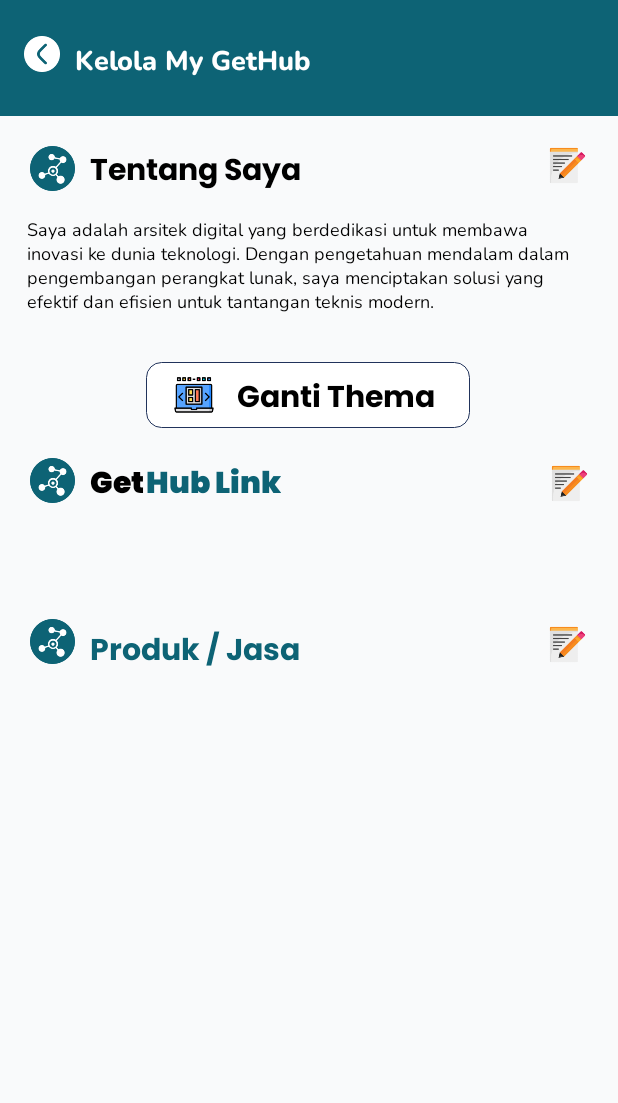
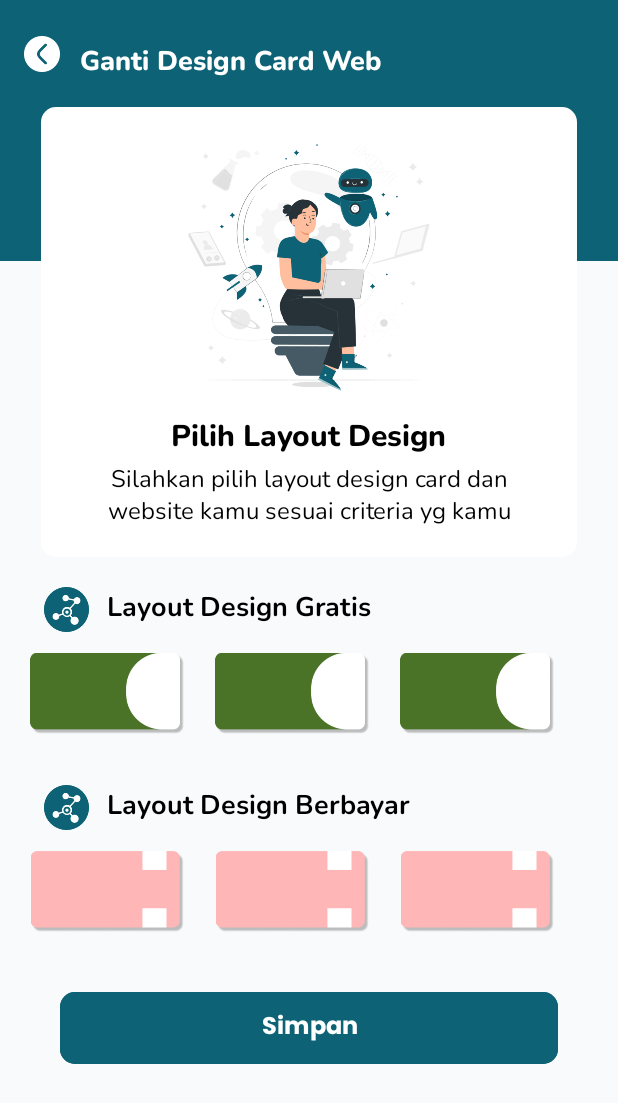
Before and after one commit to GetHubBangkit/gethub-app, an Android app: the HomeKelolaMyGetHubActivity screen opened directly, with no data from a screen before it, after a tap on "Ganti Thema", on a phone screen of 412 x 824 dp. Shown: the top 1103 px of the screen. Run offline under Robolectric (Android 15) with nearby library versions, the phone set to English and light mode, and no system bars; libraries missing offline, so code that uses them is left out: com.chuckerteam.chucker; 10 statements that could not run were skipped.

Commit message:
feat: HomeKelolaMyGetHubGantiDesignActivity done

```diff
--- a/app/src/main/AndroidManifest.xml
+++ b/app/src/main/AndroidManifest.xml
@@ -27,6 +27,9 @@
         android:supportsRtl="true"
         android:theme="@style/Theme.GetHub"
         tools:targetApi="31">
+        <activity
+            android:name=".ui.home.mygethub.HomeKelolaMyGetHubGantiDesignActivity"
+            android:exported="false" />
         <activity
             android:name=".ui.home.mygethub.HomeKelolaMyGetHubActivity"
             android:exported="false" />
--- /dev/null
+++ b/app/src/main/java/com/entre/gethub/ui/adapter/LayoutDesignAdapter.kt
@@ -0,0 +1,36 @@
+package com.entre.gethub.ui.adapter
+
+import android.view.LayoutInflater
+import android.view.ViewGroup
+import androidx.recyclerview.widget.RecyclerView
+import com.entre.gethub.databinding.ItemHomeKelolamygethubTemalayoutdesignBinding
+import com.entre.gethub.ui.models.LayoutDesign
+
+class LayoutDesignAdapter (
+    private val layoutdesignList: ArrayList<LayoutDesign>,
+    private val listener: (LayoutDesign, Int) -> Unit
+) :
+    RecyclerView.Adapter<LayoutDesignAdapter.ViewHolder>() {
+
+    override fun onCreateViewHolder(parent: ViewGroup, viewType: Int): ViewHolder {
+        val v = ItemHomeKelolamygethubTemalayoutdesignBinding.inflate(LayoutInflater.from(parent.context), parent, false)
+        return ViewHolder(v)
+    }
+
+    override fun onBindViewHolder(holder: ViewHolder, position: Int) {
+        holder.bindItem(layoutdesignList[position])
+        holder.itemView.setOnClickListener { listener(layoutdesignList[position], position) }
+    }
+
+    override fun getItemCount(): Int {
+        return layoutdesignList.size
+    }
+
+    class ViewHolder(var ItemLayoutDesignBinding: ItemHomeKelolamygethubTemalayoutdesignBinding) :
+        RecyclerView.ViewHolder(ItemLayoutDesignBinding.root) {
+        fun bindItem(layoutdesign: LayoutDesign) {
+            ItemLayoutDesignBinding.image.setImageResource(layoutdesign.image)
+
+        }
+    }
+}
--- a/app/src/main/java/com/entre/gethub/ui/home/mygethub/HomeKelolaMyGetHubActivity.kt
+++ b/app/src/main/java/com/entre/gethub/ui/home/mygethub/HomeKelolaMyGetHubActivity.kt
@@ -15,6 +15,7 @@ import com.entre.gethub.data.Result
 import com.entre.gethub.data.remote.response.products.Product
 import com.entre.gethub.databinding.ActivityHomeKelolaMyGetHubBinding
 import com.entre.gethub.ui.adapter.HomeGethubLinkAdapter
+import com.entre.gethub.ui.adapter.HomeProdukJasaAdapter
 import com.entre.gethub.ui.models.GetHubLink
 import com.entre.gethub.utils.ViewModelFactory
 
@@ -40,7 +41,7 @@ class HomeKelolaMyGetHubActivity : AppCompatActivity() {
         }
 
         binding.gantithema.setOnClickListener {
-            startActivity(Intent(this, HomeKelolaMyGethubGantiDesignActivity::class.java))
+            startActivity(Intent(this, HomeKelolaMyGetHubGantiDesignActivity::class.java))
         }
 
         binding.editgethublink.setOnClickListener {
@@ -110,7 +111,7 @@ class HomeKelolaMyGetHubActivity : AppCompatActivity() {
     private fun setupRecyclerViewHomeProdukJasa(listProdukJasa: List<Product>) {
         val adapter = HomeProdukJasaAdapter(listProdukJasa) { produkjasa, position ->
             val intent = Intent(
-                this@HomeKelolaMyGethubActivity,
+                this@HomeKelolaMyGetHubActivity,
                 HomeKelolaMyGetHubEditProdukActivity::class.java
             )
             intent.putExtra(HomeKelolaMyGetHubEditProdukActivity.EXTRA_PRODUCT_ID, produkjasa.id)
--- /dev/null
+++ b/app/src/main/java/com/entre/gethub/ui/home/mygethub/HomeKelolaMyGetHubGantiDesignActivity.kt
@@ -0,0 +1,74 @@
+package com.entre.gethub.ui.home.mygethub
+
+import android.os.Bundle
+import android.widget.Toast
+import androidx.appcompat.app.AppCompatActivity
+import androidx.recyclerview.widget.LinearLayoutManager
+import com.entre.gethub.R
+import com.entre.gethub.databinding.ActivityHomeKelolaMyGetHubGantiDesignBinding
+import com.entre.gethub.ui.adapter.LayoutDesignAdapter
+import com.entre.gethub.ui.models.LayoutDesign
+
+class HomeKelolaMyGetHubGantiDesignActivity : AppCompatActivity() {
+    private val binding by lazy { ActivityHomeKelolaMyGetHubGantiDesignBinding.inflate(layoutInflater) }
+
+    override fun onCreate(savedInstanceState: Bundle?) {
+        super.onCreate(savedInstanceState)
+        setContentView(binding.root)
+
+        setupRecyclerViewHomeLayoutDesignGratis()
+        setupRecyclerViewHomeLayoutDesignBayar()
+
+        binding.iconBack.setOnClickListener {
+            finish()
+        }
+        binding.btnSimpan.setOnClickListener {
+            finish()
+        }
+
+    }
+
+
+    private fun setupRecyclerViewHomeLayoutDesignGratis() {
+        binding.recyclerViewHomeDesignGratis.apply {
+            layoutManager = LinearLayoutManager(context, LinearLayoutManager.HORIZONTAL, false)
+            adapter =
+                LayoutDesignAdapter(createLayoutDesignGratisList()) { layoutdesign, position ->
+                    Toast.makeText(
+                        this@HomeKelolaMyGetHubGantiDesignActivity,
+                        "Clicked on actor: ${layoutdesign.image}",
+                        Toast.LENGTH_SHORT
+                    ).show()
+                }
+        }
+    }
+
+    private fun createLayoutDesignGratisList(): ArrayList<LayoutDesign> {
+        return arrayListOf(
+            LayoutDesign(R.drawable.kelola_tema_designgratis),
+            LayoutDesign(R.drawable.kelola_tema_designgratis),
+            LayoutDesign(R.drawable.kelola_tema_designgratis)
+        )
+    }
+
+    private fun setupRecyclerViewHomeLayoutDesignBayar() {
+        binding.recyclerViewHomeDesignBayar.apply {
+            layoutManager = LinearLayoutManager(context, LinearLayoutManager.HORIZONTAL, false)
+            adapter = LayoutDesignAdapter(createLayoutDesignBayarList()) { layoutdesign, position ->
+                Toast.makeText(
+                    this@HomeKelolaMyGetHubGantiDesignActivity,
+                    "Clicked on actor: ${layoutdesign.image}",
+                    Toast.LENGTH_SHORT
+                ).show()
+            }
+        }
+    }
+
+    private fun createLayoutDesignBayarList(): ArrayList<LayoutDesign> {
+        return arrayListOf(
+            LayoutDesign(R.drawable.kelola_tema_designbayar),
+            LayoutDesign(R.drawable.kelola_tema_designbayar),
+            LayoutDesign(R.drawable.kelola_tema_designbayar)
+        )
+    }
+}
--- /dev/null
+++ b/app/src/main/java/com/entre/gethub/ui/models/LayoutDesign.kt
@@ -0,0 +1,3 @@
+package com.entre.gethub.ui.models
+
+class LayoutDesign(var image: Int)
--- /dev/null
+++ b/app/src/main/res/layout/activity_home_kelola_my_get_hub_ganti_design.xml
@@ -0,0 +1,188 @@
+<?xml version="1.0" encoding="utf-8"?>
+<androidx.constraintlayout.widget.ConstraintLayout xmlns:android="http://schemas.android.com/apk/res/android"
+    xmlns:app="http://schemas.android.com/apk/res-auto"
+    xmlns:tools="http://schemas.android.com/tools"
+    android:layout_width="match_parent"
+    android:layout_height="match_parent"
+    android:background="@color/background"
+    android:fillViewport="true">
+
+    <ImageView
+        android:id="@+id/frame"
+        android:layout_width="match_parent"
+        android:layout_height="174dp"
+        android:src="@drawable/rectangle"
+        app:layout_constraintEnd_toEndOf="parent"
+        app:layout_constraintHorizontal_bias="0.0"
+        app:layout_constraintStart_toStartOf="parent"
+        app:layout_constraintTop_toTopOf="parent" />
+
+    <TextView
+        android:id="@+id/textgethub"
+        android:layout_width="wrap_content"
+        android:layout_height="wrap_content"
+        android:layout_marginLeft="5dp"
+        android:fontFamily="@font/poppins_bold"
+        android:text="Ganti Design Card Web"
+        android:textColor="@android:color/white"
+        android:textSize="18sp"
+        app:fontFamily="@font/nunito_extrabold"
+        app:layout_constraintBottom_toBottomOf="parent"
+        app:layout_constraintEnd_toEndOf="parent"
+        app:layout_constraintHorizontal_bias="0.048"
+        app:layout_constraintStart_toEndOf="@+id/icon_back"
+        app:layout_constraintTop_toTopOf="@+id/frame"
+        app:layout_constraintVertical_bias="0.034" />
+
+    <ImageView
+        android:id="@+id/icon_back"
+        android:layout_width="24dp"
+        android:layout_height="24dp"
+        android:layout_marginTop="24dp"
+        android:src="@drawable/icon_back"
+        app:layout_constraintEnd_toEndOf="parent"
+        app:layout_constraintHorizontal_bias="0.041"
+        app:layout_constraintStart_toStartOf="parent"
+        app:layout_constraintTop_toTopOf="parent" />
+
+    <ImageView
+        android:id="@+id/framepetunjuk"
+        android:layout_width="357dp"
+        android:layout_height="300dp"
+        android:layout_marginTop="18dp"
+        android:src="@drawable/rectanglewhite2"
+        app:layout_constraintEnd_toEndOf="parent"
+        app:layout_constraintStart_toStartOf="parent"
+        app:layout_constraintTop_toBottomOf="@+id/textgethub" />
+
+    <ImageView
+        android:id="@+id/picpetunjuk"
+        android:layout_width="180dp"
+        android:layout_height="180dp"
+        android:layout_marginTop="15dp"
+        android:src="@drawable/kelola_tema_petunjuk"
+
+        app:layout_constraintBottom_toBottomOf="@+id/framepetunjuk"
+        app:layout_constraintEnd_toEndOf="@+id/framepetunjuk"
+        app:layout_constraintHorizontal_bias="0.497"
+        app:layout_constraintStart_toStartOf="@+id/framepetunjuk"
+        app:layout_constraintTop_toTopOf="@+id/framepetunjuk"
+        app:layout_constraintVertical_bias="0.0" />
+
+    <TextView
+        android:id="@+id/texttitlepetunjuk"
+        android:layout_width="wrap_content"
+        android:layout_height="wrap_content"
+        android:fontFamily="@font/poppins_bold"
+        android:text="Pilih Layout Design"
+        android:textColor="@color/black"
+        android:textSize="20sp"
+        app:fontFamily="@font/nunito_extrabold"
+        app:layout_constraintBottom_toBottomOf="@+id/framepetunjuk"
+        app:layout_constraintEnd_toEndOf="@+id/framepetunjuk"
+        app:layout_constraintStart_toStartOf="@+id/framepetunjuk"
+        app:layout_constraintTop_toBottomOf="@+id/picpetunjuk"
+        app:layout_constraintVertical_bias="0.123" />
+
+    <TextView
+        android:id="@+id/texdescpetunjuk"
+        style="@style/Nunito"
+        android:layout_width="325dp"
+        android:layout_height="44dp"
+        android:gravity="center"
+        android:text="Silahkan pilih layout design card dan website
+kamu sesuai criteria yg kamu inginkan"
+        android:textColor="@color/black"
+        android:textSize="16sp"
+        app:layout_constraintBottom_toBottomOf="@+id/framepetunjuk"
+        app:layout_constraintEnd_toEndOf="@+id/framepetunjuk"
+        app:layout_constraintStart_toStartOf="@+id/framepetunjuk"
+        app:layout_constraintTop_toBottomOf="@+id/texttitlepetunjuk"
+        app:layout_constraintVertical_bias="0.123" />
+
+    <ImageView
+        android:id="@+id/icon_layoutddesigngratis"
+        android:layout_width="30dp"
+        android:layout_height="30dp"
+        android:layout_marginTop="20dp"
+        android:src="@drawable/icon_kelola"
+        app:layout_constraintEnd_toEndOf="parent"
+        app:layout_constraintHorizontal_bias="0.076"
+        app:layout_constraintStart_toStartOf="parent"
+        app:layout_constraintTop_toBottomOf="@+id/framepetunjuk" />
+
+    <TextView
+        android:id="@+id/LayoutDesignGratis"
+        android:layout_width="wrap_content"
+        android:layout_height="wrap_content"
+        android:layout_marginStart="12dp"
+        android:layout_marginTop="20dp"
+        android:fontFamily="@font/nunito_bold"
+        android:text="Layout Design Gratis"
+        android:textColor="@color/black"
+
+
+        android:textSize="18sp"
+        app:fontFamily="@font/nunito_bold"
+        app:layout_constraintStart_toEndOf="@+id/icon_layoutddesigngratis"
+        app:layout_constraintTop_toBottomOf="@+id/framepetunjuk" />
+
+    <androidx.recyclerview.widget.RecyclerView
+        android:id="@+id/recyclerViewHomeDesignGratis"
+        android:layout_width="match_parent"
+        android:layout_height="78dp"
+
+        android:layout_marginTop="18dp"
+        android:orientation="horizontal"
+        app:layout_constraintTop_toBottomOf="@+id/LayoutDesignGratis"
+        tools:layout_editor_absoluteX="0dp" />
+
+    <ImageView
+        android:id="@+id/icon_layoutddesignbayar"
+        android:layout_width="30dp"
+        android:layout_height="30dp"
+        android:layout_marginTop="10dp"
+        android:src="@drawable/icon_kelola"
+        app:layout_constraintEnd_toEndOf="parent"
+        app:layout_constraintHorizontal_bias="0.076"
+        app:layout_constraintStart_toStartOf="parent"
+        app:layout_constraintTop_toBottomOf="@+id/recyclerViewHomeDesignGratis" />
+
+    <TextView
+        android:id="@+id/LayoutDesignBayar"
+        android:layout_width="wrap_content"
+        android:layout_height="wrap_content"
+        android:layout_marginStart="12dp"
+        android:layout_marginTop="10dp"
+        android:fontFamily="@font/nunito_bold"
+        android:text="Layout Design Berbayar"
+
+
+        android:textColor="@color/black"
+        android:textSize="18sp"
+        app:fontFamily="@font/nunito_bold"
+        app:layout_constraintStart_toEndOf="@+id/icon_layoutddesignbayar"
+        app:layout_constraintTop_toBottomOf="@+id/recyclerViewHomeDesignGratis" />
+
+    <androidx.recyclerview.widget.RecyclerView
+        android:id="@+id/recyclerViewHomeDesignBayar"
+        android:layout_width="match_parent"
+        android:layout_height="78dp"
+
+        android:layout_marginTop="18dp"
+        android:orientation="horizontal"
+        app:layout_constraintTop_toBottomOf="@+id/LayoutDesignBayar"
+        tools:layout_editor_absoluteX="0dp" />
+
+    <Button
+        android:id="@+id/btnSimpan"
+        style="@style/CustomButton"
+        android:layout_width="match_parent"
+        android:layout_height="wrap_content"
+        android:layout_marginHorizontal="40dp"
+        android:layout_marginTop="12dp"
+        android:text="Simpan"
+        app:layout_constraintTop_toBottomOf="@+id/recyclerViewHomeDesignBayar"
+        tools:layout_editor_absoluteX="40dp" />
+
+</androidx.constraintlayout.widget.ConstraintLayout>
--- /dev/null
+++ b/app/src/main/res/layout/item_home_kelolamygethub_temalayoutdesign.xml
@@ -0,0 +1,24 @@
+<?xml version="1.0" encoding="utf-8"?>
+
+
+    <androidx.constraintlayout.widget.ConstraintLayout
+        xmlns:android="http://schemas.android.com/apk/res/android"
+        xmlns:app="http://schemas.android.com/apk/res-auto"
+        xmlns:tools="http://schemas.android.com/tools"
+        android:layout_width="wrap_content"
+        android:layout_marginLeft="20dp"
+        android:layout_height="wrap_content"
+        android:background="?android:attr/selectableItemBackground"
+        tools:context=".MainActivity">
+
+        <ImageView
+            android:id="@+id/image"
+            android:layout_width="103dp"
+            android:layout_height="54dp"
+            app:layout_constraintEnd_toEndOf="parent"
+            app:layout_constraintStart_toStartOf="parent"
+            app:layout_constraintTop_toTopOf="parent" />
+
+
+
+    </androidx.constraintlayout.widget.ConstraintLayout>
```
Also changed, not shown: app/src/main/java/com/entre/gethub/ui/adapter/HomeProdukJasaAdapter.kt (added, +64 -0 lines), app/src/main/res/layout/item_home_kelolamygethub_produkjasa.xml (added, +78 -0 lines).
